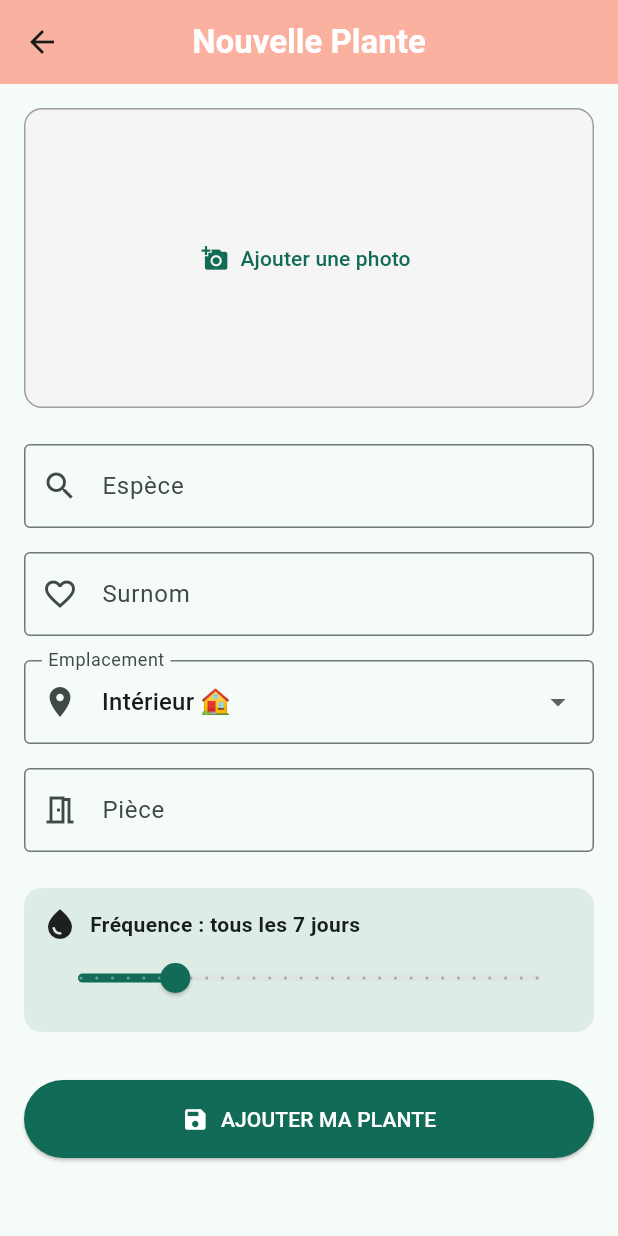
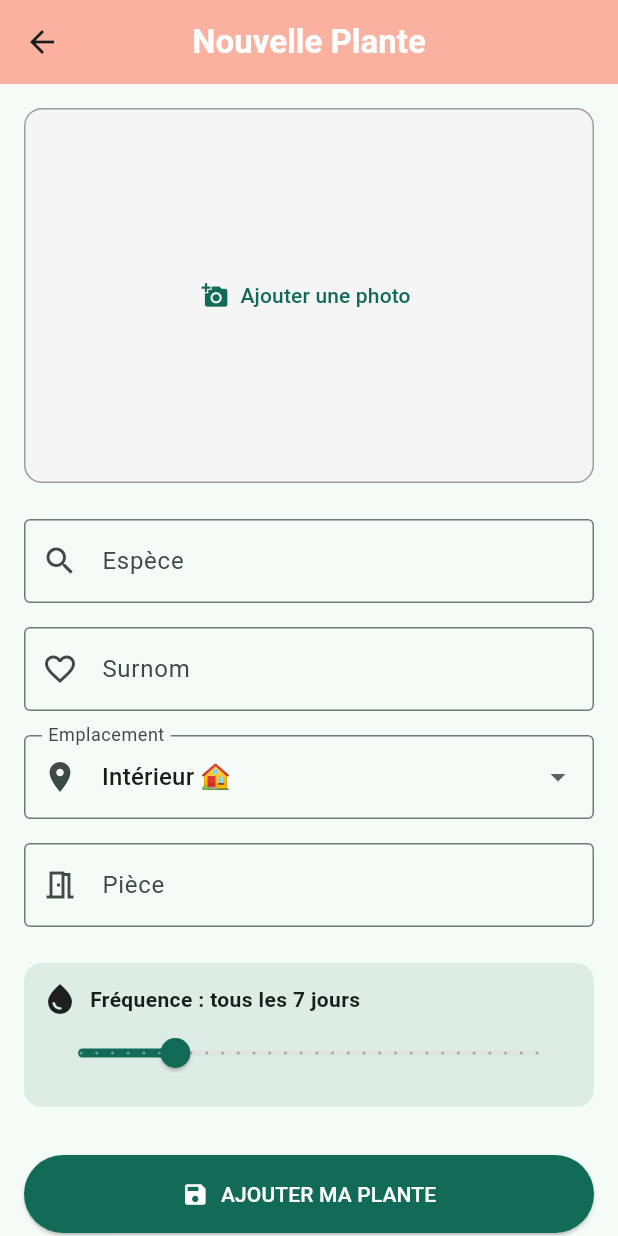
Before and after one commit to Aktawind/mon_jardin, a Flutter app: the AddPlantScreen screen opened directly, on a phone screen of 412 x 824 dp. Run offline on Flutter 3.47's test engine with Material 3 defaults, Android fonts, the phone set to English and light mode, and no system bars; our stand-ins replace flutter_local_notifications, image_picker, sqflite, timezone; accounts and stored records are empty.

Commit message:
Correction pour l'édition de la photo

```diff
--- a/lib/ui/common/image_input.dart
+++ b/lib/ui/common/image_input.dart
@@ -6,8 +6,15 @@ import 'package:path_provider/path_provider.dart' as syspaths;
 
 class ImageInput extends StatefulWidget {
   final Function(String) onSelectImage;
+  final String? initialImage; // Nouveau : image de départ
+  final String? heroTag;      // Nouveau : pour l'animation
 
-  const ImageInput({super.key, required this.onSelectImage});
+  const ImageInput({
+    super.key,
+    required this.onSelectImage,
+    this.initialImage,
+    this.heroTag,
+  });
 
   @override
   State<ImageInput> createState() => _ImageInputState();
@@ -16,28 +23,32 @@ class ImageInput extends StatefulWidget {
 class _ImageInputState extends State<ImageInput> {
   File? _storedImage;
 
+  @override
+  void initState() {
+    super.initState();
+    // Si on nous donne une image au démarrage (mode édition), on l'affiche
+    if (widget.initialImage != null) {
+      _storedImage = File(widget.initialImage!);
+    }
+  }
+
   Future<void> _takePicture(ImageSource source) async {
     final picker = ImagePicker();
-    // On ouvre la caméra ou la galerie
     final imageFile = await picker.pickImage(
       source: source,
-      maxWidth: 600, // On limite la taille pour pas faire exploser la mémoire
+      maxWidth: 600,
     );
 
-    if (imageFile == null) {
-      return;
-    }
+    if (imageFile == null) return;
 
     setState(() {
       _storedImage = File(imageFile.path);
     });
 
-    // Sauvegarde de l'image dans le dossier de l'appli
     final appDir = await syspaths.getApplicationDocumentsDirectory();
     final fileName = path.basename(imageFile.path);
     final savedImage = await _storedImage!.copy('${appDir.path}/$fileName');
 
-    // On renvoie le chemin au formulaire parent
     widget.onSelectImage(savedImage.path);
   }
 
@@ -69,39 +80,55 @@ class _ImageInputState extends State<ImageInput> {
 
   @override
   Widget build(BuildContext context) {
+    // Le contenu de l'image (soit l'image, soit le bouton)
+    Widget content;
+
+    if (_storedImage != null) {
+      // C'est ici qu'on met l'animation Hero
+      // On vérifie si un Tag existe (pour éviter les erreurs en mode création)
+      Widget imageWidget = Image.file(
+        _storedImage!,
+        fit: BoxFit.cover,
+        width: double.infinity,
+      );
+
+      if (widget.heroTag != null) {
+        content = Hero(
+          tag: widget.heroTag!,
+          child: imageWidget,
+        );
+      } else {
+        content = imageWidget;
+      }
+    } else {
+      content = Center(
+        child: TextButton.icon(
+          onPressed: _showPickerOptions,
+          icon: const Icon(Icons.add_a_photo),
+          label: const Text('Ajouter une photo'),
+        ),
+      );
+    }
+
     return Column(
       children: [
-        Container(
-          height: 200,
+        GestureDetector(
+          onTap: _showPickerOptions, // Permet de changer la photo en cliquant dessus
+          child: Container(
+            height: 250, // Un peu plus grand pour être joli
             width: double.infinity,
             decoration: BoxDecoration(
               border: Border.all(width: 1, color: Colors.grey),
               borderRadius: BorderRadius.circular(12),
               color: Colors.grey[100],
             ),
-          child: _storedImage != null
-              ? ClipRRect(
+            child: ClipRRect(
               borderRadius: BorderRadius.circular(12),
-                  child: Image.file(
-                    _storedImage!,
-                    fit: BoxFit.cover,
-                    width: double.infinity,
-                  ),
-                )
-              : Center(
-                  child: TextButton.icon(
-                    onPressed: _showPickerOptions,
-                    icon: const Icon(Icons.add_a_photo),
-                    label: const Text('Ajouter une photo'),
+              child: content,
             ),
           ),
         ),
-        if (_storedImage != null)
-          TextButton.icon(
-             onPressed: _showPickerOptions,
-             icon: const Icon(Icons.refresh),
-             label: const Text("Changer la photo"),
-          )
+        // On enlève le bouton "Changer la photo" du bas car on peut cliquer sur l'image maintenant
       ],
     );
   }
--- a/lib/ui/screens/add_plant_screen.dart
+++ b/lib/ui/screens/add_plant_screen.dart
@@ -164,26 +164,15 @@ class _AddPlantScreenState extends State<AddPlantScreen> {
           child: Column(
             crossAxisAlignment: CrossAxisAlignment.stretch,
             children: [
-              // Photo (avec un petit système pour charger l'image existante si besoin)
-              // Note: ImageInput a été conçu pour créer, il faut peut-être l'adapter légèrement
-              // pour afficher l'image existante au démarrage.
-              // Pour simplifier ici, on reconstruit ImageInput pour qu'il prenne une image initiale ?
-              // Ou plus simple : on affiche l'image actuelle au dessus s'il y en a une.
-              if (_selectedImage != null && !_selectedImage!.contains('cache'))
-                 Padding(
-                   padding: const EdgeInsets.only(bottom: 16),
-                   child: ClipRRect(
-                     borderRadius: BorderRadius.circular(12),
-                     child: Image.file(
-                       File(_selectedImage!),
-                       height: 200,
-                       fit: BoxFit.cover
-                     ),
-                   ),
-                 ),
 
               // Widget de sélection (pour changer ou ajouter)
-              ImageInput(onSelectImage: _selectImage),
+              ImageInput(
+                onSelectImage: _selectImage,
+                // On passe l'image actuelle pour qu'elle s'affiche dedans
+                initialImage: _selectedImage,
+                // On passe l'ID de la plante comme "Tag" pour l'animation
+                heroTag: _isEditing ? widget.plantToEdit!.id : null,
+              ),
 
               const SizedBox(height: 24),
 
--- a/lib/ui/screens/home_screen.dart
+++ b/lib/ui/screens/home_screen.dart
@@ -172,17 +172,16 @@ class _PlantListState extends State<_PlantList> {
               shape: RoundedRectangleBorder(borderRadius: BorderRadius.circular(12)),
               child: ListTile(
                 // Avatar avec la première lettre
-                leading: plant.photoPath != null
+                leading: Hero(
+                  // Le tag doit être IDENTIQUE à celui de l'autre écran (l'ID de la plante)
+                  tag: plant.id,
+                  child: plant.photoPath != null
                       ? CircleAvatar(
                           radius: 25,
                           backgroundImage: FileImage(File(plant.photoPath!)),
                         )
                       : CircleAvatar(
-                        radius: 25,
-                        backgroundColor: Theme.of(context).colorScheme.primary.withOpacity(0.1),
-                        child: Text(
-                          plant.name.isNotEmpty ? plant.name[0].toUpperCase() : "?",
-                          style: TextStyle(color: Theme.of(context).colorScheme.primary, fontWeight: FontWeight.bold),
+                          // ... ton avatar par défaut ...
                         ),
                 ),
 
```
Lines whose indentation alone changed are shown as unchanged.
